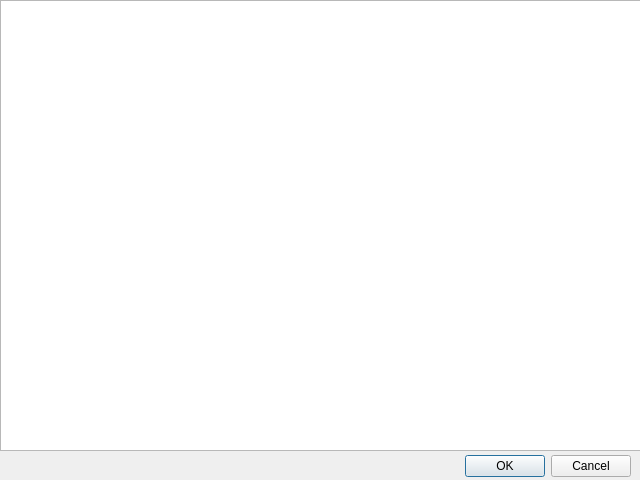
This is NationalParkGUI/wegenetzfenster.ui in haritianaramparany3331-ship-it/Verwaltung-eines-Nationalparks as Qt 5 draws it before an edit. The edited form follows.
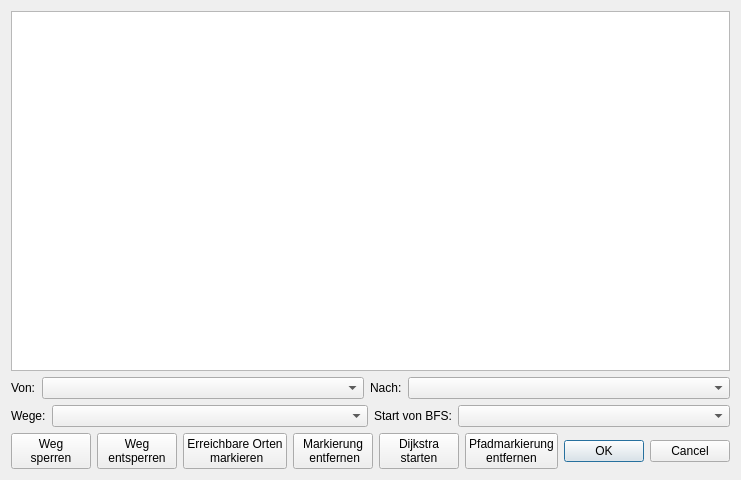
This is the edited form.

Commit message: added bfs and dijkstra

```diff
--- a/NationalParkGUI/wegenetzfenster.ui
+++ b/NationalParkGUI/wegenetzfenster.ui
@@ -13,32 +13,163 @@
   <property name="windowTitle">
    <string>Dialog</string>
   </property>
-  <widget class="QDialogButtonBox" name="buttonBox">
-   <property name="geometry">
-    <rect>
-     <x>10</x>
-     <y>450</y>
-     <width>621</width>
-     <height>32</height>
-    </rect>
-   </property>
-   <property name="orientation">
-    <enum>Qt::Orientation::Horizontal</enum>
-   </property>
-   <property name="standardButtons">
-    <set>QDialogButtonBox::StandardButton::Cancel|QDialogButtonBox::StandardButton::Ok</set>
-   </property>
-  </widget>
-  <widget class="QGraphicsView" name="graphicsView">
-   <property name="geometry">
-    <rect>
-     <x>0</x>
-     <y>0</y>
-     <width>641</width>
-     <height>451</height>
-    </rect>
-   </property>
-  </widget>
+  <layout class="QVBoxLayout" name="verticalLayout">
+   <item>
+    <widget class="QGraphicsView" name="graphicsView"/>
+   </item>
+   <item>
+    <layout class="QHBoxLayout" name="horizontalLayout">
+     <item>
+      <widget class="QLabel" name="startWegLabel">
+       <property name="text">
+        <string>Von:</string>
+       </property>
+      </widget>
+     </item>
+     <item>
+      <widget class="QComboBox" name="startWegComboBox">
+       <property name="sizePolicy">
+        <sizepolicy hsizetype="Expanding" vsizetype="Fixed">
+         <horstretch>0</horstretch>
+         <verstretch>0</verstretch>
+        </sizepolicy>
+       </property>
+      </widget>
+     </item>
+     <item>
+      <widget class="QLabel" name="zielWegLabel">
+       <property name="text">
+        <string>Nach:</string>
+       </property>
+      </widget>
+     </item>
+     <item>
+      <widget class="QComboBox" name="zielWegComboBox">
+       <property name="sizePolicy">
+        <sizepolicy hsizetype="Expanding" vsizetype="Fixed">
+         <horstretch>0</horstretch>
+         <verstretch>0</verstretch>
+        </sizepolicy>
+       </property>
+      </widget>
+     </item>
+    </layout>
+   </item>
+   <item>
+    <layout class="QHBoxLayout" name="horizontalLayout_5">
+     <item>
+      <layout class="QHBoxLayout" name="horizontalLayout_2">
+       <item>
+        <widget class="QLabel" name="wegeLabel">
+         <property name="sizePolicy">
+          <sizepolicy hsizetype="Minimum" vsizetype="Preferred">
+           <horstretch>0</horstretch>
+           <verstretch>0</verstretch>
+          </sizepolicy>
+         </property>
+         <property name="text">
+          <string>Wege:</string>
+         </property>
+        </widget>
+       </item>
+       <item>
+        <widget class="QComboBox" name="wegSperrenComboBox">
+         <property name="sizePolicy">
+          <sizepolicy hsizetype="Expanding" vsizetype="Fixed">
+           <horstretch>0</horstretch>
+           <verstretch>0</verstretch>
+          </sizepolicy>
+         </property>
+        </widget>
+       </item>
+      </layout>
+     </item>
+     <item>
+      <layout class="QHBoxLayout" name="horizontalLayout_3">
+       <item>
+        <widget class="QLabel" name="startBFSLabel">
+         <property name="text">
+          <string>Start von BFS:</string>
+         </property>
+        </widget>
+       </item>
+       <item>
+        <widget class="QComboBox" name="bfsComboBox">
+         <property name="sizePolicy">
+          <sizepolicy hsizetype="Expanding" vsizetype="Fixed">
+           <horstretch>0</horstretch>
+           <verstretch>0</verstretch>
+          </sizepolicy>
+         </property>
+        </widget>
+       </item>
+      </layout>
+     </item>
+    </layout>
+   </item>
+   <item>
+    <layout class="QHBoxLayout" name="horizontalLayout_4">
+     <item>
+      <widget class="QPushButton" name="wegSperrenPushButton">
+       <property name="text">
+        <string>Weg 
+sperren</string>
+       </property>
+      </widget>
+     </item>
+     <item>
+      <widget class="QPushButton" name="wegEntsperrenPushButton">
+       <property name="text">
+        <string>Weg 
+entsperren</string>
+       </property>
+      </widget>
+     </item>
+     <item>
+      <widget class="QPushButton" name="bfsMarkierenPushButton">
+       <property name="text">
+        <string>Erreichbare Orten 
+ markieren</string>
+       </property>
+      </widget>
+     </item>
+     <item>
+      <widget class="QPushButton" name="bfsMarkierungEntfernenPushButton">
+       <property name="text">
+        <string>Markierung 
+ entfernen</string>
+       </property>
+      </widget>
+     </item>
+     <item>
+      <widget class="QPushButton" name="dijkstraStartenPushButton">
+       <property name="text">
+        <string>Dijkstra
+starten</string>
+       </property>
+      </widget>
+     </item>
+     <item>
+      <widget class="QPushButton" name="pfadmarkierungEntfernenPushButton">
+       <property name="text">
+        <string>Pfadmarkierung
+entfernen</string>
+       </property>
+      </widget>
+     </item>
+     <item>
+      <widget class="QDialogButtonBox" name="buttonBox">
+       <property name="orientation">
+        <enum>Qt::Orientation::Horizontal</enum>
+       </property>
+       <property name="standardButtons">
+        <set>QDialogButtonBox::StandardButton::Cancel|QDialogButtonBox::StandardButton::Ok</set>
+       </property>
+      </widget>
+     </item>
+    </layout>
+   </item>
+  </layout>
  </widget>
  <resources/>
  <connections>
```
The commit also changes 44 other files.
